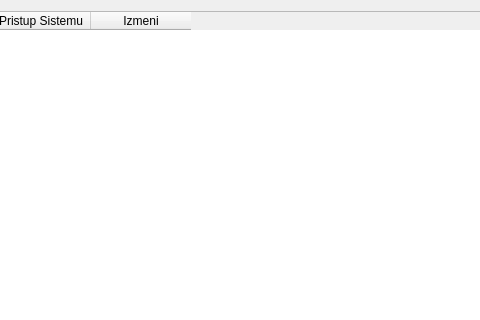
Old version of the form gui/POVI/empoyersview.ui in the repository Loptica23/POVI; both pictures show x 421 to 901 and y 0 to 320 of the 1055 by 648 pixel window.
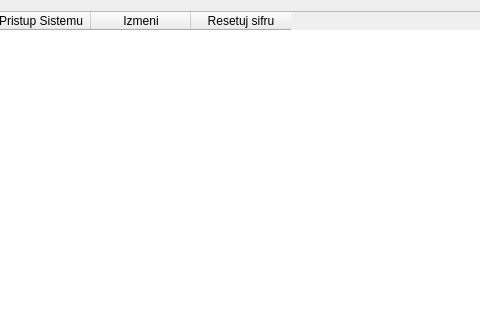
New version of the form.

Diff of the .ui file:
```diff
--- a/gui/POVI/empoyersview.ui
+++ b/gui/POVI/empoyersview.ui
@@ -46,6 +46,11 @@
        <string>Izmeni</string>
       </property>
      </column>
+     <column>
+      <property name="text">
+       <string>Resetuj sifru</string>
+      </property>
+     </column>
     </widget>
    </item>
    <item>
```
